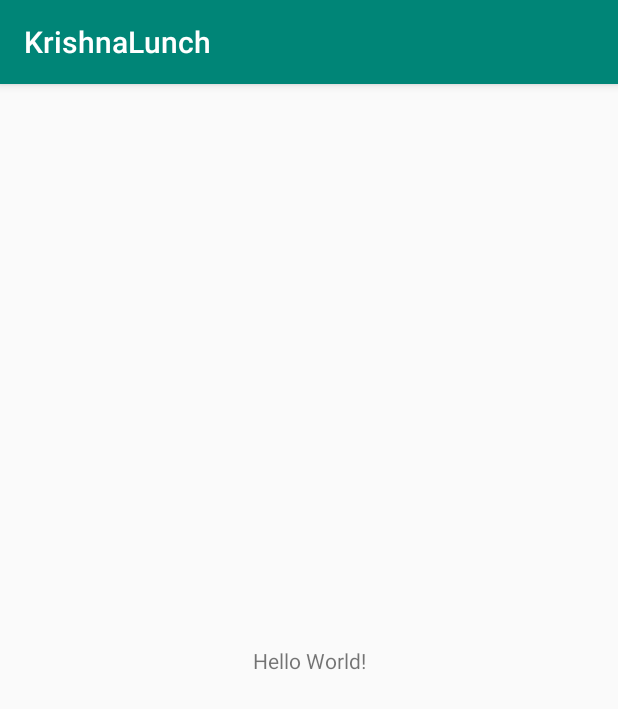
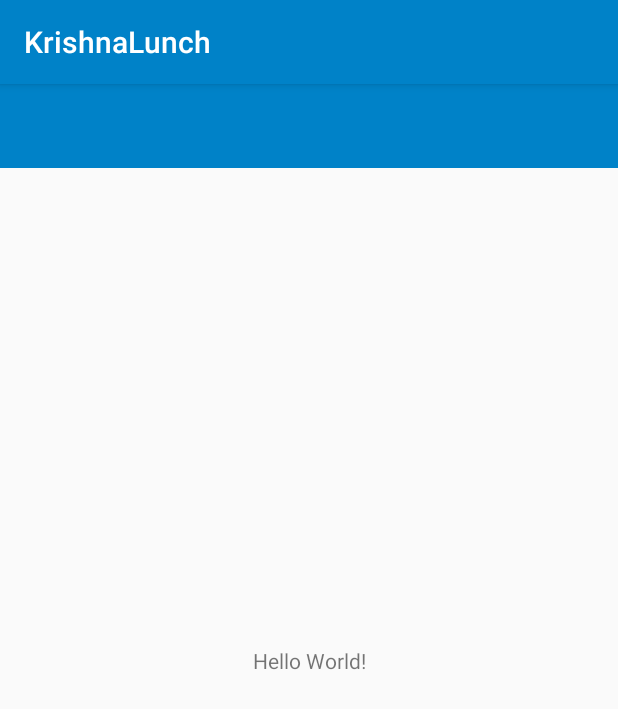
Before and after one commit to MichaelJSmith8/KrishnaLunch, an Android app: the screen it shows after launch (MainActivity), on a phone screen of 412 x 824 dp. Shown: the top 709 px of the screen. Run offline under Robolectric (Android 15) with nearby library versions, the phone set to English and light mode, and no system bars.

Commit message:
Added toolbar

```diff
--- a/app/src/main/res/layout/activity_main.xml
+++ b/app/src/main/res/layout/activity_main.xml
@@ -15,4 +15,14 @@
         app:layout_constraintRight_toRightOf="parent"
         app:layout_constraintTop_toTopOf="parent" />
 
+    <android.support.v7.widget.Toolbar
+        android:id="@+id/toolbar2"
+        android:layout_width="415dp"
+        android:layout_height="wrap_content"
+        android:background="@color/colorPrimary"
+        android:minHeight="?attr/actionBarSize"
+        android:theme="?attr/actionBarTheme"
+        tools:layout_editor_absoluteX="-1dp"
+        tools:layout_editor_absoluteY="0dp" />
+
 </android.support.constraint.ConstraintLayout>
--- a/app/src/main/res/values/colors.xml
+++ b/app/src/main/res/values/colors.xml
@@ -1,6 +1,6 @@
 <?xml version="1.0" encoding="utf-8"?>
 <resources>
-    <color name="colorPrimary">#008577</color>
-    <color name="colorPrimaryDark">#00574B</color>
-    <color name="colorAccent">#D81B60</color>
+    <color name="colorPrimary">#0082C8</color>
+    <color name="colorPrimaryDark">#000000</color>
+    <color name="colorAccent">#FBAA28</color>
 </resources>
```
Also changed, not shown: app/src/main/res/drawable-v24/Krishna-Lunch-Logo-sm.png (added).
